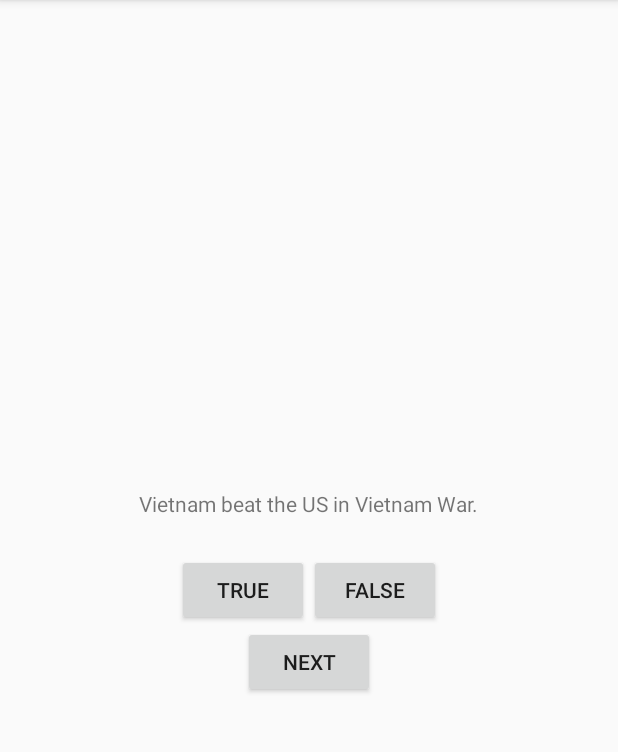
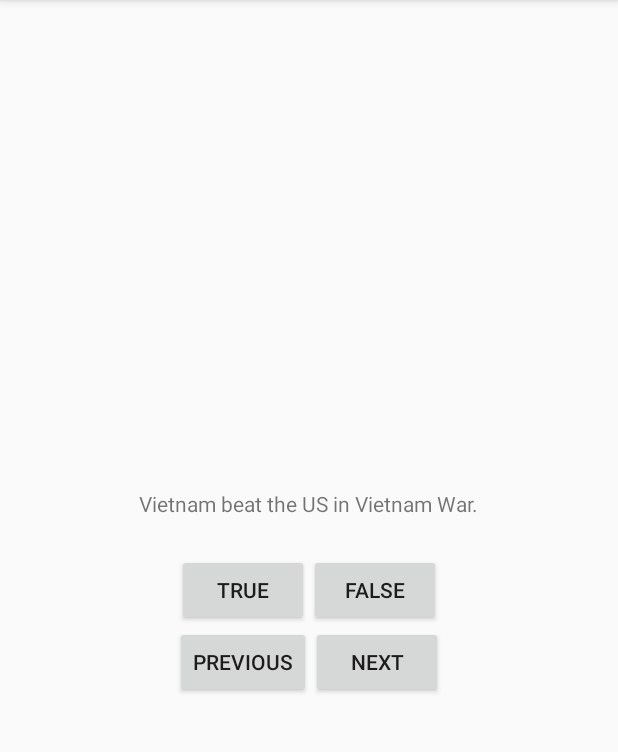
Before and after one commit to huyviet1995/GeoQuiz, an Android app: the screen it shows after launch (QuizActivity), on a phone screen of 412 x 824 dp, the part 84-836 px from its top. Run offline under Robolectric (Android 15) with nearby library versions, the phone set to English and light mode, and no system bars.

Commit message:
creating a new previous button

```diff
--- a/app/src/main/java/com/example/huyviet1995/myapplication/QuizActivity.java
+++ b/app/src/main/java/com/example/huyviet1995/myapplication/QuizActivity.java
@@ -80,9 +80,14 @@ public class QuizActivity extends AppCompatActivity {
                 updateQuestion();
             }
         });
-
-
-
+        mPreviousButton = (Button)findViewById(R.id.previous_button);
+        mPreviousButton.setOnClickListener(new View.OnClickListener() {
+            @Override
+            public void onClick(View v) {
+                mCurrentIndex = (mCurrentIndex - 1) % mQuestionTextView.length();
+                updateQuestion();
+            }
+        });
     }
 
 }
--- a/app/src/main/res/layout/activity_quiz.xml
+++ b/app/src/main/res/layout/activity_quiz.xml
@@ -33,14 +33,17 @@
         android:layout_height="wrap_content"
         android:orientation="horizontal"
     >
-
+     <Button
+         android:id="@+id/previous_button"
+         android:layout_width="wrap_content"
+         android:layout_height="wrap_content"
+         android:text="@string/previous_button" />
     <Button
         android:id="@+id/next_button"
         android:layout_width="wrap_content"
         android:layout_height="wrap_content"
-        android:text="@string/next_button"
+        android:text="@string/next_button" />
 
-    />
 
     </LinearLayout>
 
```
